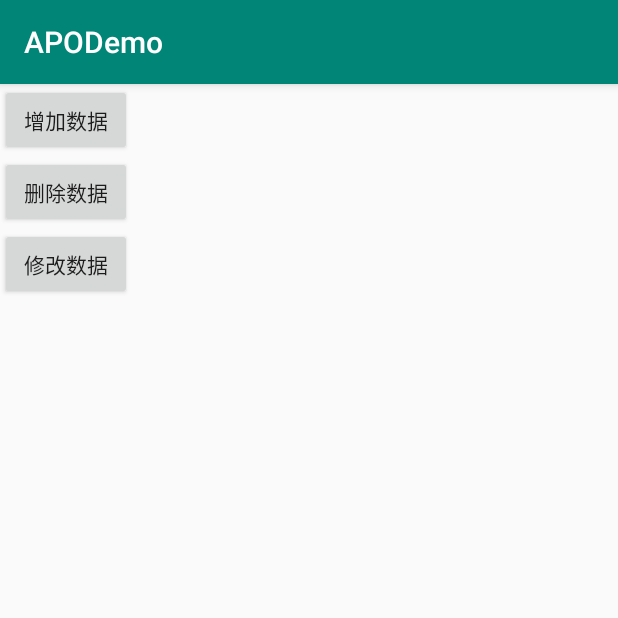
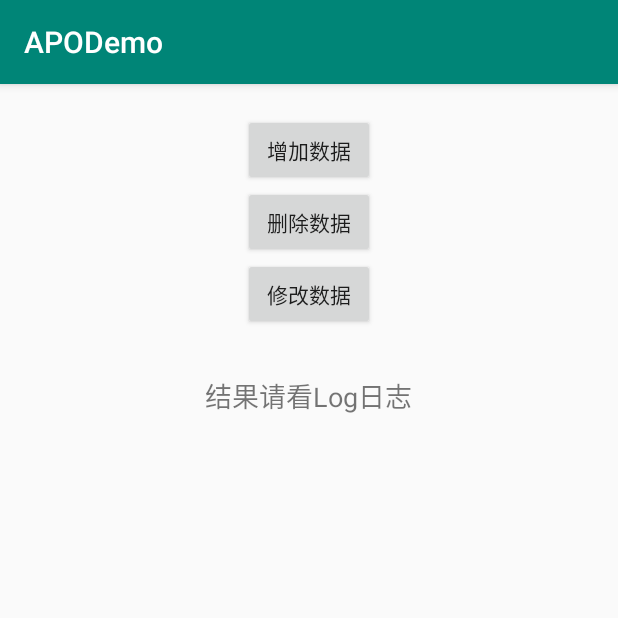
Before and after one commit to ljw124/APODemo, an Android app: the screen it shows after launch (MainActivity), after a tap on "增加数据", on a phone screen of 412 x 824 dp, the top half of it. Run offline under Robolectric (Android 15) with nearby library versions, the phone set to English and light mode, and no system bars.

Commit message:
切面业务优化

```diff
--- a/app/src/main/java/com/hzcominfo/apodemo/proxy/DBOperationer.java
+++ b/app/src/main/java/com/hzcominfo/apodemo/proxy/DBOperationer.java
@@ -7,7 +7,7 @@ import android.util.Log;
  */
 public class DBOperationer implements DBOperation {
 
-    public static final String TAG = "MainActivity";
+    private static final String TAG = "MainActivity";
 
     @Override
     public void add() {
--- a/app/src/main/java/com/hzcominfo/apodemo/proxy/DynamicProxy.java
+++ b/app/src/main/java/com/hzcominfo/apodemo/proxy/DynamicProxy.java
@@ -21,9 +21,16 @@ public class DynamicProxy implements InvocationHandler {
     @Override
     public Object invoke(Object o, Method method, Object[] objects) throws Throwable {
         Log.e(TAG, "代理前的操作");
-        Log.e(TAG, method.getName());
-        method.invoke(subject, objects);
-        Log.e(TAG, "代理后的操作");
-        return null;
+        //这里便是通过切面抽取出来的相同业务，每个切面方法都要执行的
+        ((DBOperationer)subject).save();
+        //这里可以模拟页面跳转，假如“个人信息”页面必须要在登录之后才能跳转，可以这样：
+        boolean isLogin = true; //模拟登录状态
+        if (isLogin){
+            //代理的方法名
+            Log.e(TAG, method.getName());
+            return method.invoke(subject, objects); //切面方法执行
+        } else {
+            return null; //返回null切面方法不再执行
+        }
     }
 }
--- a/app/src/main/res/layout/activity_main.xml
+++ b/app/src/main/res/layout/activity_main.xml
@@ -5,11 +5,13 @@
     android:layout_width="match_parent"
     android:layout_height="match_parent"
     android:orientation="vertical"
+    android:gravity="center_horizontal"
     tools:context=".MainActivity">
 
     <Button
         android:layout_width="wrap_content"
         android:layout_height="wrap_content"
+        android:layout_marginTop="20dp"
         android:text="增加数据"
         android:onClick="addData"/>
     <Button
@@ -22,4 +24,11 @@
         android:layout_height="wrap_content"
         android:text="修改数据"
         android:onClick="modifyData"/>
+
+    <TextView
+        android:layout_width="wrap_content"
+        android:layout_height="wrap_content"
+        android:text="结果请看Log日志"
+        android:layout_marginTop="30dp"
+        android:textSize="18sp"/>
 </LinearLayout>
```
